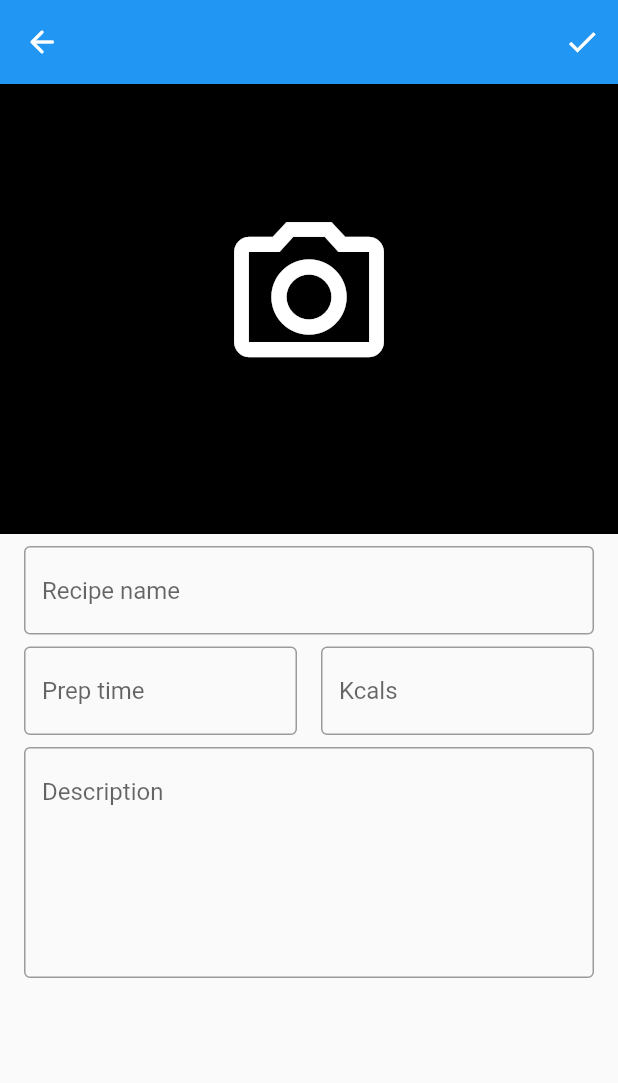
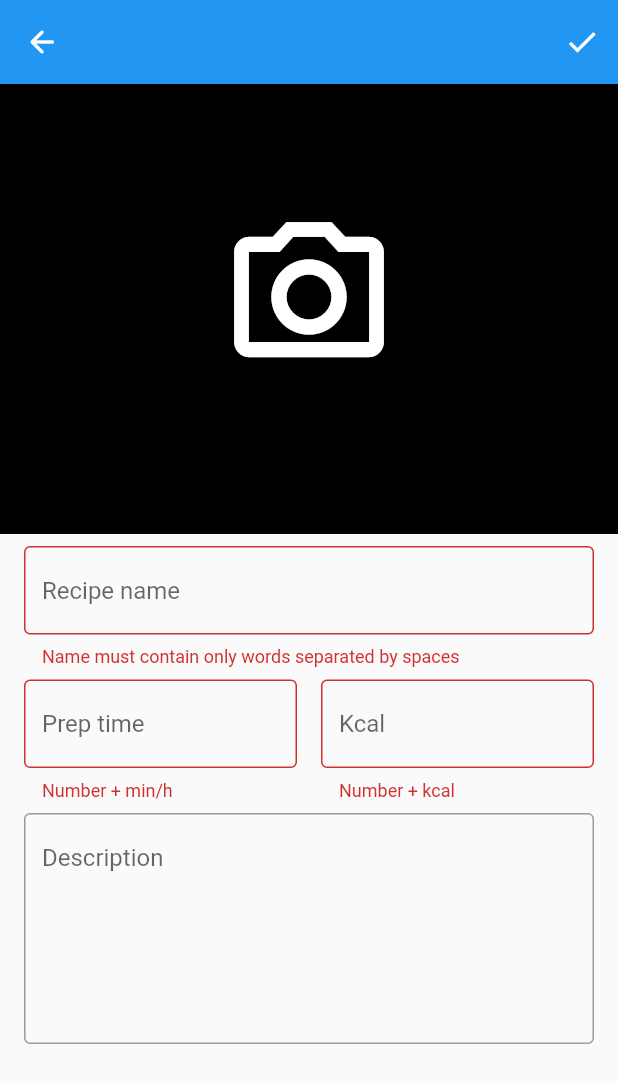
Before and after one commit to Szymon022/Cook-Book-App, a Flutter app: the EditRecipePage screen opened directly, after a tap on the "check" icon, on a phone screen of 412 x 824 dp. Shown: the top 1083 px of the screen. Run offline on Flutter 3.47's test engine with Material 2 defaults, Android fonts, the phone set to English and light mode, and no system bars; our stand-ins replace bloc, equatable, flutter_bloc, hive, hive_flutter; missing offline and left inert: camera_bloc; accounts and stored records are empty.

Commit message:
Add field validation to edit_recipe_page.dart

```diff
--- a/lib/recipe/view/edit_recipe_page.dart
+++ b/lib/recipe/view/edit_recipe_page.dart
@@ -62,13 +62,14 @@ class EditRecipePage extends StatelessWidget {
         if (state is ShouldNotShowCamera)
           IconButton(
             onPressed: () {
-              if (recipe != null) {
-                cubit.updateRecipe(Recipe(recipe!.uuid, _recipeName,
-                    _preparationTime, _energy, _imagePath, _description));
-              } else {
-                cubit.saveRecipe(Recipe(_uuid, _recipeName, _preparationTime,
-                    _energy, _imagePath, _description));
-              }
+              // if (recipe != null) {
+              //   cubit.updateRecipe(Recipe(recipe!.uuid, _recipeName,
+              //       _preparationTime, _energy, _imagePath, _description));
+              // } else {
+              //   cubit.saveRecipe(Recipe(_uuid, _recipeName, _preparationTime,
+              //       _energy, _imagePath, _description));
+              // }
+              _formKey.currentState!.validate();
             },
             icon: const Icon(Icons.check),
           ),
@@ -140,6 +141,7 @@ class EditRecipePage extends StatelessWidget {
             _titleForm(),
             const SizedBox(height: 8),
             Row(
+              crossAxisAlignment: CrossAxisAlignment.start,
               children: [
                 _timeForm(),
                 const SizedBox(width: 16),
@@ -162,6 +164,13 @@ class EditRecipePage extends StatelessWidget {
         hintText: "Recipe name",
       ),
       initialValue: _recipeName,
+      validator: (title) {
+        RegExp wordsAndSpacesOnlyRegexp = RegExp(r'^[a-zA-Z\s\D]+$');
+        if (title == null || !wordsAndSpacesOnlyRegexp.hasMatch(title)) {
+          return 'Name must contain only words separated by spaces';
+        }
+        return null;
+      },
     );
   }
 
@@ -174,6 +183,13 @@ class EditRecipePage extends StatelessWidget {
           hintText: "Prep time",
         ),
         initialValue: _preparationTime,
+        validator: (time) {
+          RegExp timeRegexp = RegExp(r'^[1-9]+[0-9]*(\s)+(min|h)$');
+          if (time == null || !timeRegexp.hasMatch(time)) {
+            return 'Number + min/h';
+          }
+          return null;
+        },
       ),
     );
   }
@@ -184,9 +200,16 @@ class EditRecipePage extends StatelessWidget {
         onChanged: (energy) => _energy = energy,
         decoration: const InputDecoration(
           border: OutlineInputBorder(),
-          hintText: "Kcals",
+          hintText: "Kcal",
         ),
         initialValue: _energy,
+        validator: (energy) {
+          RegExp energyRegexp = RegExp(r'^[1-9]+[0-9]*(\s)+(kcal)$');
+          if (energy == null || !energyRegexp.hasMatch(energy)) {
+            return 'Number + kcal';
+          }
+          return null;
+        },
       ),
     );
   }
```
